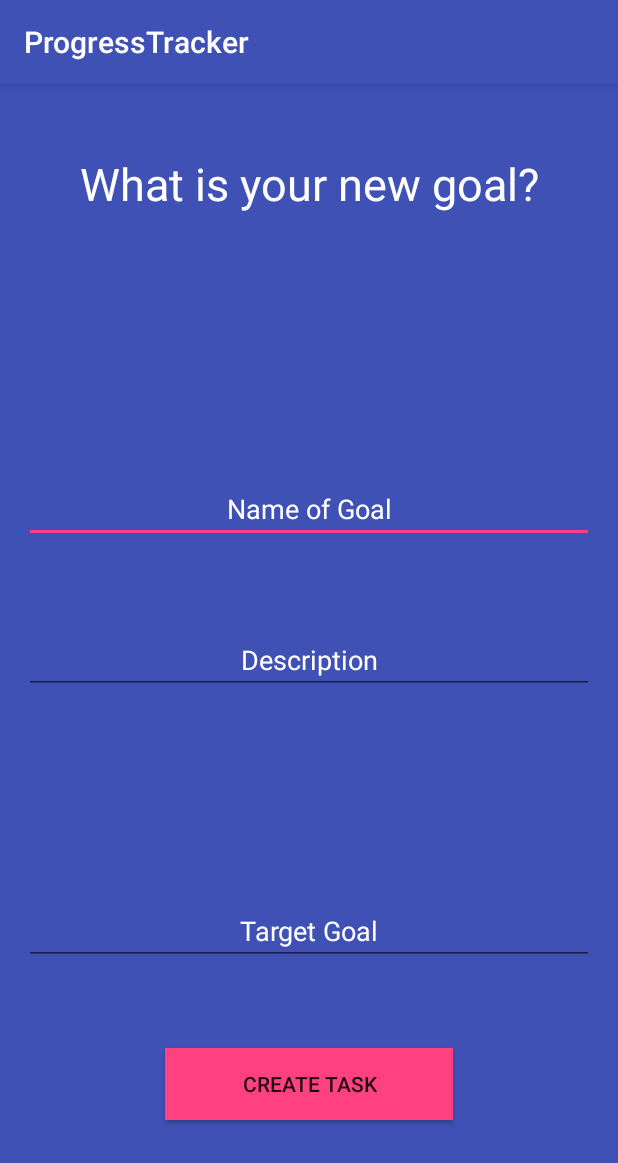
After one commit to NoahKittleson/Progress-Tracker, an Android app: the NewTaskActivity screen opened directly, with no data from a screen before it, on a phone screen of 412 x 824 dp. The commit adds this screen. Shown: the top 1163 px of the screen. Run offline under Robolectric (Android 15) with nearby library versions, the phone set to English and light mode, and no system bars; our stand-ins replace ButterKnife, Firebase (no records; nobody signed in at launch, a user with empty details on screens opened directly).

Commit message:
add user Auth with firebase and ability to create new goal and save it to firebase.

```diff
--- a/app/src/main/AndroidManifest.xml
+++ b/app/src/main/AndroidManifest.xml
@@ -18,7 +18,8 @@
             </intent-filter>
         </activity>
         <activity android:name=".ui.CreateAccountActivity" />
-        <activity android:name=".ui.MainActivity"></activity>
+        <activity android:name=".ui.MainActivity" />
+        <activity android:name=".ui.NewTaskActivity"></activity>
     </application>
 
 </manifest>
--- /dev/null
+++ b/app/src/main/java/com/epicodus/progresstracker/ui/NewTaskActivity.java
@@ -0,0 +1,57 @@
+package com.epicodus.progresstracker.ui;
+
+import android.support.v7.app.AppCompatActivity;
+import android.os.Bundle;
+import android.view.View;
+import android.widget.Button;
+import android.widget.EditText;
+
+import com.epicodus.progresstracker.R;
+import com.epicodus.progresstracker.model.Constants;
+import com.epicodus.progresstracker.model.Task;
+import com.google.firebase.auth.FirebaseAuth;
+import com.google.firebase.auth.FirebaseUser;
+import com.google.firebase.database.DatabaseReference;
+import com.google.firebase.database.FirebaseDatabase;
+
+import butterknife.Bind;
+import butterknife.ButterKnife;
+
+public class NewTaskActivity extends AppCompatActivity implements View.OnClickListener {
+    private Task mTask;
+
+    @Bind(R.id.nameEditText) EditText mNameEditText;
+    @Bind(R.id.goalEditText) EditText mGoalEditText;
+    @Bind(R.id.descriptionEditText) EditText mDescriptionEditText;
+    @Bind(R.id.createTaskButton) Button mCreateTaskButton;
+
+    @Override
+    protected void onCreate(Bundle savedInstanceState) {
+        super.onCreate(savedInstanceState);
+        setContentView(R.layout.activity_new_task);
+        ButterKnife.bind(this);
+        mCreateTaskButton.setOnClickListener(this);
+    }
+
+    @Override
+    public void onClick(View v) {
+        if (v == mCreateTaskButton) {
+            String name = mNameEditText.getText().toString().trim();
+            int goal = Integer.parseInt(mGoalEditText.getText().toString());
+            String description = mDescriptionEditText.getText().toString().trim();
+            Task newTask = new Task(name, description, goal);
+
+            FirebaseUser user = FirebaseAuth.getInstance().getCurrentUser();
+            String uid = user.getUid();
+            DatabaseReference taskRef = FirebaseDatabase.getInstance().getReference(Constants.FIREBASE_CHILD_TASK)
+                    .child(uid);
+
+            DatabaseReference pushRef = taskRef.push();
+            String pushId = pushRef.getKey();
+            newTask.setPushId(pushId);
+            pushRef.setValue(newTask);
+        }
+    }
+
+
+}
--- a/app/src/main/res/layout/activity_create_account.xml
+++ b/app/src/main/res/layout/activity_create_account.xml
@@ -103,6 +103,7 @@
         android:textSize="30dp"
         android:textStyle="bold"
         android:layout_above="@+id/linearLayout"
-        android:layout_centerHorizontal="true" />
+        android:layout_centerHorizontal="true"
+        android:id="@+id/textView" />
 
 </RelativeLayout>
--- /dev/null
+++ b/app/src/main/res/layout/activity_new_task.xml
@@ -0,0 +1,73 @@
+<?xml version="1.0" encoding="utf-8"?>
+<RelativeLayout xmlns:android="http://schemas.android.com/apk/res/android"
+    xmlns:tools="http://schemas.android.com/tools"
+    android:layout_width="match_parent"
+    android:layout_height="match_parent"
+    android:paddingBottom="@dimen/activity_vertical_margin"
+    android:paddingLeft="@dimen/activity_horizontal_margin"
+    android:paddingRight="@dimen/activity_horizontal_margin"
+    android:paddingTop="@dimen/activity_vertical_margin"
+    android:background="@color/colorPrimary"
+    tools:context="com.epicodus.progresstracker.ui.NewTaskActivity">
+
+    <EditText
+        android:layout_width="match_parent"
+        android:layout_height="wrap_content"
+        android:id="@+id/nameEditText"
+        android:hint="Name of Goal"
+        android:layout_above="@+id/descriptionEditText"
+        android:layout_alignParentRight="true"
+        android:layout_alignParentEnd="true"
+        android:layout_marginBottom="55dp"
+        android:textColorHint="#ffffff"
+        android:textAlignment="center" />
+
+    <EditText
+        android:layout_width="match_parent"
+        android:layout_height="wrap_content"
+        android:id="@+id/descriptionEditText"
+        android:hint="Description"
+        android:layout_centerVertical="true"
+        android:layout_alignParentRight="true"
+        android:layout_alignParentEnd="true"
+        android:textColorHint="#ffffff"
+        android:textAlignment="center" />
+
+    <EditText
+        android:layout_width="match_parent"
+        android:layout_height="wrap_content"
+        android:id="@+id/goalEditText"
+        android:inputType="number"
+        android:hint="Target Goal"
+        android:layout_above="@+id/createTaskButton"
+        android:layout_alignParentRight="true"
+        android:layout_alignParentEnd="true"
+        android:layout_marginBottom="55dp"
+        android:textAlignment="center"
+        android:textColorHint="#ffffff" />
+
+    <Button
+        android:layout_width="wrap_content"
+        android:layout_height="wrap_content"
+        android:text="Create Task"
+        android:ems="12"
+        android:id="@+id/createTaskButton"
+        android:layout_marginBottom="61dp"
+        android:layout_alignParentBottom="true"
+        android:layout_centerHorizontal="true"
+        android:background="@color/colorAccent" />
+
+    <TextView
+        android:layout_width="match_parent"
+        android:layout_height="wrap_content"
+        android:text="What is your new goal?"
+        android:id="@+id/goalTitleTextView"
+        android:layout_alignParentTop="true"
+        android:layout_centerHorizontal="true"
+        android:textColor="#ffffff"
+        android:textAlignment="center"
+        android:layout_marginTop="30dp"
+        android:textSize="30dp" />
+
+
+</RelativeLayout>
--- a/app/src/main/res/values/colors.xml
+++ b/app/src/main/res/values/colors.xml
@@ -2,5 +2,5 @@
 <resources>
     <color name="colorPrimary">#3f51b5</color>
     <color name="colorPrimaryDark">#303F9F</color>
-    <color name="colorAccent">#FF4081</color>
+    <color name="colorAccent">#ff4081</color>
 </resources>
```
Also changed, not shown: app/src/main/java/com/epicodus/progresstracker/adapters/FirebseRestaurantViewHolder.java (added, +27 -0 lines), app/src/main/java/com/epicodus/progresstracker/model/Constants.java (added, +11 -0 lines), app/src/main/java/com/epicodus/progresstracker/model/Task.java (added, +54 -0 lines), app/src/main/java/com/epicodus/progresstracker/ui/MainActivity.java (+18 -1 lines), app/src/main/res/drawable/gridborder.xml (added, +12 -0 lines), app/src/main/res/layout/activity_main.xml (+39 -2 lines).
